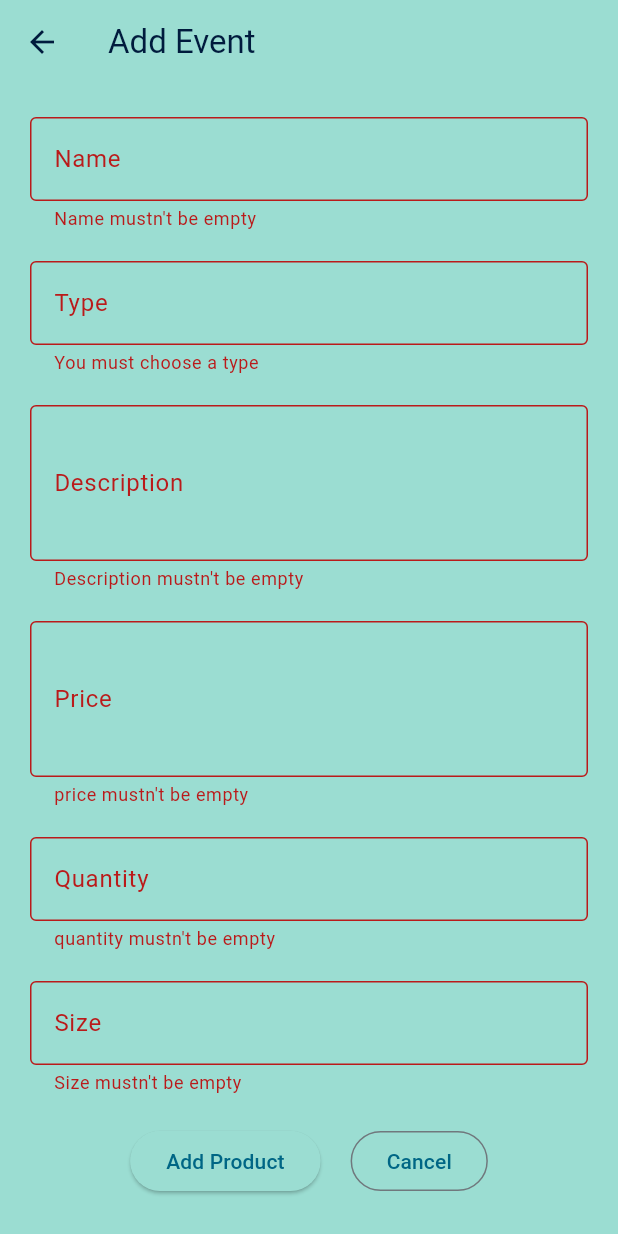
After one commit to FadyDkhil/ClosetTroc, a Flutter app: the AddProduct screen opened by its route, after a tap on "Add Product", on a phone screen of 412 x 824 dp. The commit adds this screen. Run offline on Flutter 3.47's test engine with Material 3 defaults, Android fonts, the phone set to English and light mode, and no system bars.

Commit message:
Product Commit 1
Interface sell
navigation changes
back-end
add product

```diff
--- /dev/null
+++ b/Front/ratrappage_fady_dkhil/lib/Shop/add_product.dart
@@ -0,0 +1,299 @@
+import 'package:flutter/material.dart';
+import 'package:http/http.dart' as http;
+// import 'package:provider/provider.dart';
+import 'dart:convert';
+// import '../user_provider.dart';
+// import 'package:projet_camping_evenement/navigations/nav_bottom.dart';
+
+class AddProduct extends StatefulWidget {
+  const AddProduct({Key? key}) : super(key: key);
+
+  @override
+  _AddProductState createState() => _AddProductState();
+}
+
+class _AddProductState extends State<AddProduct> {
+  String? _name;
+  String? _type;
+  String? _desc;
+  String? _price;
+  String? _quantity;
+  String? _size;
+
+  late String userID;
+
+  final GlobalKey<FormState> _formKey = GlobalKey<FormState>();
+
+  DateTime? _selectedStartDate;
+  DateTime? _selectedEndDate;
+
+  @override
+  void initState() {
+    super.initState();
+    userID = "-1";
+    // // Access context in initState by using a post-frame callback
+    // WidgetsBinding.instance!.addPostFrameCallback((_) {
+    //   userID = Provider.of<UserProvider>(context, listen: false).userId ?? "-1";
+    // });
+  }
+
+  // Future<void> _selectStartDate(BuildContext context) async {
+  //   final DateTime? pickedStartDate = await showDatePicker(
+  //     context: context,
+  //     initialDate: DateTime.now(),
+  //     firstDate: DateTime.now(),
+  //     lastDate: DateTime(2101),
+  //   );
+
+  //   if (pickedStartDate != null && pickedStartDate != _selectedStartDate) {
+  //     setState(() {
+  //       _selectedStartDate = pickedStartDate;
+  //       _startDate = pickedStartDate.toLocal().toString().split(' ')[0];
+  //     });
+  //   }
+  // }
+
+  // Future<void> _selectEndDate(BuildContext context) async {
+  //   final DateTime? pickedEndDate = await showDatePicker(
+  //     context: context,
+  //     initialDate: DateTime.now(),
+  //     firstDate: DateTime.now(),
+  //     lastDate: DateTime(2101),
+  //   );
+
+  //   if (pickedEndDate != null && pickedEndDate != _selectedEndDate) {
+  //     setState(() {
+  //       _selectedEndDate = pickedEndDate;
+  //       _endDate = pickedEndDate.toLocal().toString().split(' ')[0];
+  //     });
+  //   }
+  // }
+
+  @override
+  Widget build(BuildContext context) {
+    return Scaffold(
+      appBar: AppBar(
+        title: const Text("Add Event"),
+      ),
+      body: Form(
+        key: _formKey,
+        child: Column(
+          children: [
+            const SizedBox(
+              height: 20,
+            ),
+            Container(
+              margin: const EdgeInsets.fromLTRB(20, 2, 20, 20),
+              child: TextFormField(
+                decoration: const InputDecoration(
+                  border: OutlineInputBorder(),
+                  labelText: "Name",
+                ),
+                onSaved: (String? newValue) {
+                  _name = newValue;
+                },
+                validator: (String? value) {
+                  if (value!.isEmpty) {
+                    return "Name mustn't be empty";
+                  } else {
+                    return null;
+                  }
+                },
+              ),
+            ),
+            Container(
+              margin: const EdgeInsets.fromLTRB(20, 0, 20, 20),
+              child: TextFormField(
+                decoration: const InputDecoration(
+                  border: OutlineInputBorder(),
+                  labelText: "Type",
+                ),
+                onSaved: (String? newValue) {
+                  _type = newValue;
+                },
+                validator: (String? value) {
+                  if (value!.isEmpty) {
+                    return "You must choose a type";
+                  } else {
+                    return null;
+                  }
+                },
+              ),
+            ),
+            Container(
+              margin: const EdgeInsets.fromLTRB(20, 0, 20, 20),
+              child: TextFormField(
+                maxLines: 3,
+                decoration: const InputDecoration(
+                  border: OutlineInputBorder(),
+                  labelText: "Description",
+                ),
+                onSaved: (String? newValue) {
+                  _desc = newValue;
+                },
+                validator: (String? value) {
+                  if (value!.isEmpty) {
+                    return "Description mustn't be empty";
+                  } else {
+                    return null;
+                  }
+                },
+              ),
+            ),
+            Container(
+              margin: const EdgeInsets.fromLTRB(20, 0, 20, 20),
+              child: TextFormField(
+                maxLines: 3,
+                decoration: const InputDecoration(
+                  border: OutlineInputBorder(),
+                  labelText: "Price",
+                ),
+                onSaved: (String? newValue) {
+                  _price = newValue;
+                },
+                validator: (String? value) {
+                  if (value!.isEmpty) {
+                    return "price mustn't be empty";
+                  } else {
+                    return null;
+                  }
+                },
+              ),
+            ),
+            Container(
+              margin: const EdgeInsets.fromLTRB(20, 0, 20, 20),
+              child: TextFormField(
+                decoration: const InputDecoration(
+                  border: OutlineInputBorder(),
+                  labelText: "Quantity",
+                ),
+                onSaved: (String? newValue) {
+                  _quantity = newValue;
+                },
+                validator: (String? value) {
+                  if (value!.isEmpty) {
+                    return "quantity mustn't be empty";
+                  } else {
+                    return null;
+                  }
+                },
+              ),
+            ),
+            Container(
+              margin: const EdgeInsets.fromLTRB(20, 0, 20, 20),
+              child: TextFormField(
+                decoration: const InputDecoration(
+                  border: OutlineInputBorder(),
+                  labelText: "Size",
+                ),
+                onSaved: (String? newValue) {
+                  _size = newValue;
+                },
+                validator: (String? value) {
+                  if (value!.isEmpty) {
+                    return "Size mustn't be empty";
+                  } else {
+                    return null;
+                  }
+                },
+              ),
+            ),
+
+            // Container(
+            //   margin: const EdgeInsets.fromLTRB(20, 0, 20, 20),
+            //   child: GestureDetector(
+            //     onTap: () => _selectEndDate(context),
+            //     child: AbsorbPointer(
+            //       child: TextFormField(
+            //         decoration: const InputDecoration(
+            //           border: OutlineInputBorder(),
+            //           labelText: "End Date",
+            //         ),
+            //         controller: TextEditingController(
+            //           text: _selectedEndDate != null
+            //               ? _selectedEndDate!.toLocal().toString().split(' ')[0]
+            //               : "",
+            //         ),
+            //         validator: (String? value) {
+            //           if (value!.isEmpty) {
+            //             return "Date mustn't be empty";
+            //           } else {
+            //             return null;
+            //           }
+            //         },
+            //       ),
+            //     ),
+            //   ),
+            // ),
+
+            Row(
+              mainAxisAlignment: MainAxisAlignment.center,
+              children: [
+                ElevatedButton(
+                  child: const Text("Add Product"),
+                  onPressed: () {
+                    if (_formKey.currentState!.validate()) {
+                      _formKey.currentState!.save();
+                      Map<String, dynamic> eventData = {
+                        "name": _name,
+                        "type": _type,
+                        "description": _desc,
+                        "price": _price,
+                        "quantity": _quantity,
+                        "size": _size,
+                        "publishedDate":
+                            DateTime.now().toString().split(' ')[0],
+                        "userID": userID,
+                      };
+
+                      Map<String, String> headers = {
+                        "Content-Type": "application/json",
+                      };
+                      http
+                          .post(
+                        Uri.http("localhost:3000", "/closettroc/products"),
+                        headers: headers,
+                        body: json.encode(eventData),
+                      )
+                          .then((http.Response response) {
+                        if (response.statusCode == 201) {
+                          Navigator.pushReplacementNamed(context, "/home");
+                          showDialog(
+                            context: context,
+                            builder: (BuildContext context) {
+                              return const AlertDialog(
+                                title: Text("Information"),
+                                content: Text("Product Added Successfully!"),
+                              );
+                            },
+                          );
+                        } else {
+                          showDialog(
+                            context: context,
+                            builder: (BuildContext context) {
+                              return const AlertDialog(
+                                title: Text("Error"),
+                                content: Text("An error occurred"),
+                              );
+                            },
+                          );
+                        }
+                      });
+                    }
+                  },
+                ),
+                const SizedBox(width: 20),
+                OutlinedButton(
+                  onPressed: () {
+                    Navigator.pushReplacementNamed(context, "/home");
+                  },
+                  child: const Text("Cancel"),
+                ),
+              ],
+            ),
+          ],
+        ),
+      ),
+    );
+  }
+}
--- a/Front/ratrappage_fady_dkhil/lib/main.dart
+++ b/Front/ratrappage_fady_dkhil/lib/main.dart
@@ -1,4 +1,5 @@
 import 'package:flutter/material.dart';
+import 'package:ratrappage_fady_dkhil/Shop/add_product.dart';
 import 'package:ratrappage_fady_dkhil/navigations/nav_bottom.dart';
 import 'package:ratrappage_fady_dkhil/user/login.dart';
 import 'package:ratrappage_fady_dkhil/user/signup.dart';
@@ -15,12 +16,13 @@ class MyApp extends StatelessWidget {
   @override
   Widget build(BuildContext context) {
     return MaterialApp(
-      theme: ThemeData(useMaterial3: true, colorScheme: lightColorScheme),
+      theme: ThemeData(useMaterial3: true, colorScheme: themeDataTest),
       //darkTheme: ThemeData(useMaterial3: true, colorScheme: darkColorScheme),
       routes: {
         "/": (BuildContext context) => const LogIn(),
         "/home": (BuildContext context) => const NavBottom(),
-        "/signup": (BuildContext context) => const SignUp()
+        "/signup": (BuildContext context) => const SignUp(),
+        "/products/add": (BuildContext context) => const AddProduct()
       },
     );
   }
```
Also changed, not shown: Front/ratrappage_fady_dkhil/lib/navigations/nav_bottom.dart (+38 -38 lines), Front/ratrappage_fady_dkhil/lib/color_schemes.g.dart, 11 other files.
